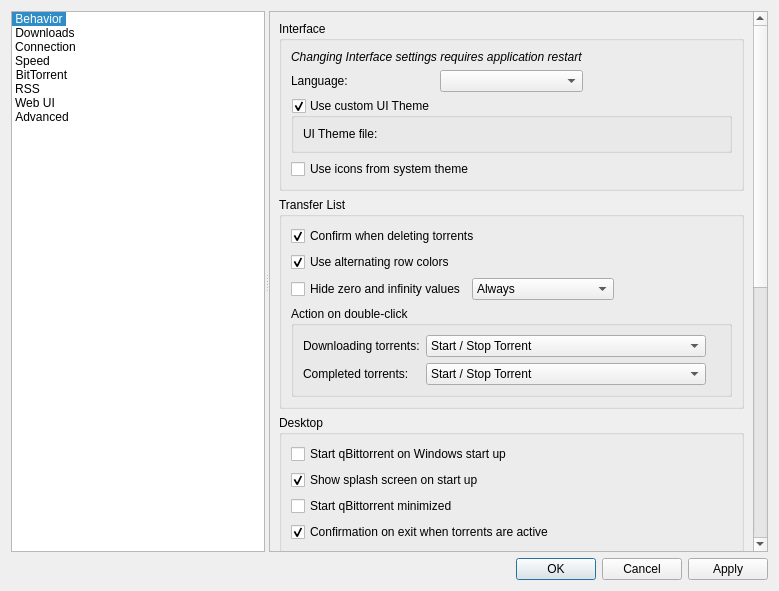
Qt form src/gui/optionsdialog.ui (qbittorrent/qBittorrent) before a commit.
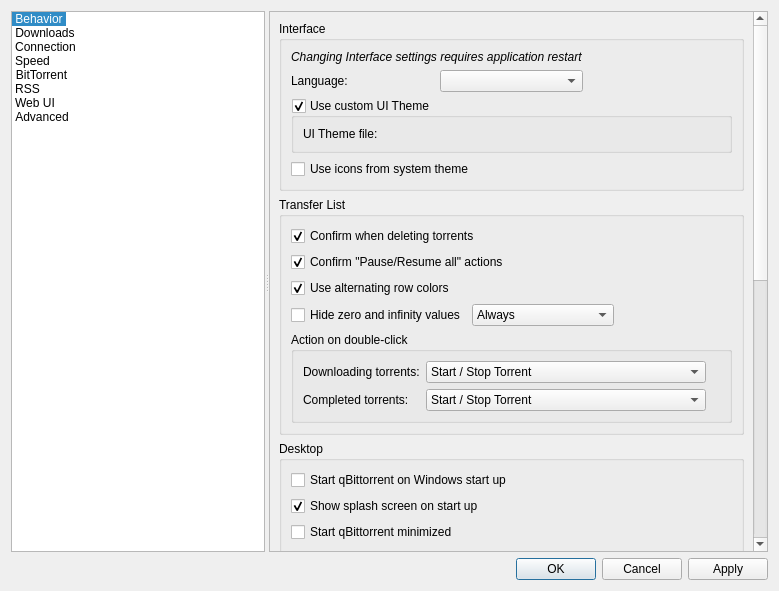
The same form after that commit. Custom widgets are drawn as their Qt base class.

Commit message:
Allow to disable confirmation of Pause/Resume All
PR #19067.
Closes #18155.

The edit to the form file:
```diff
--- a/src/gui/optionsdialog.ui
+++ b/src/gui/optionsdialog.ui
@@ -232,6 +232,19 @@
                  </property>
                 </widget>
                </item>
+               <item>
+                <widget class="QCheckBox" name="checkConfirmPauseAndResumeAll">
+                 <property name="toolTip">
+                  <string>Shows a confirmation dialog upon pausing/resuming all the torrents</string>
+                 </property>
+                 <property name="text">
+                  <string>Confirm "Pause/Resume all" actions</string>
+                 </property>
+                 <property name="checked">
+                  <bool>true</bool>
+                 </property>
+                </widget>
+               </item>
                <item>
                 <widget class="QCheckBox" name="checkAltRowColors">
                  <property name="text">
```
The commit also changes 4 other files.
